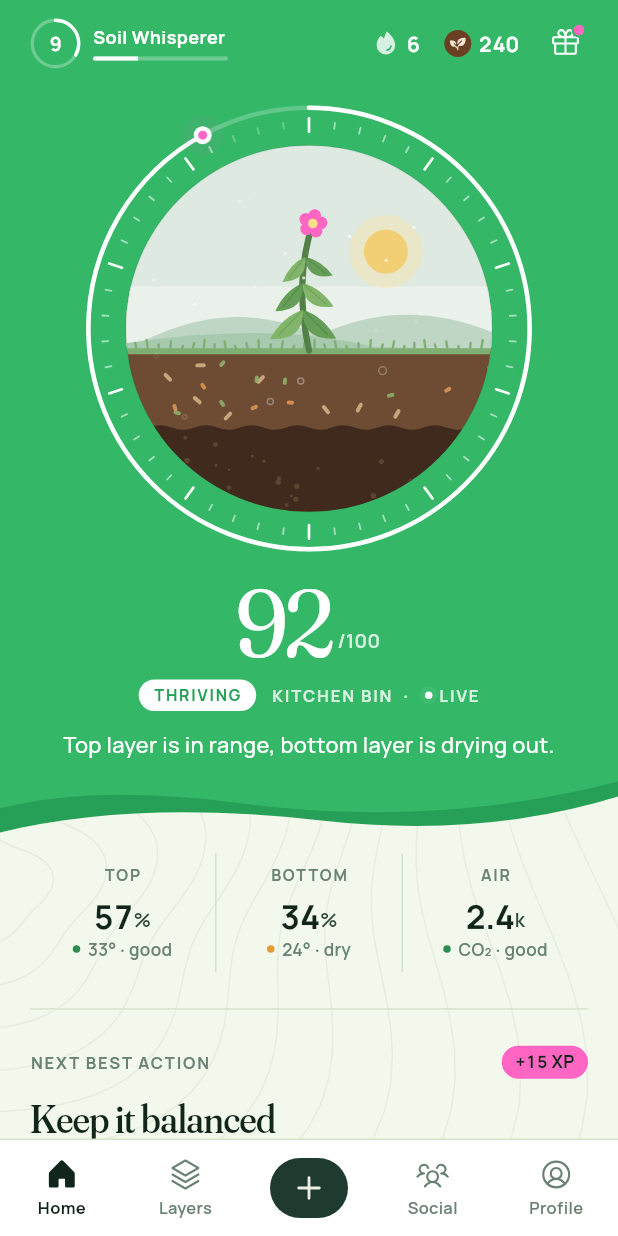
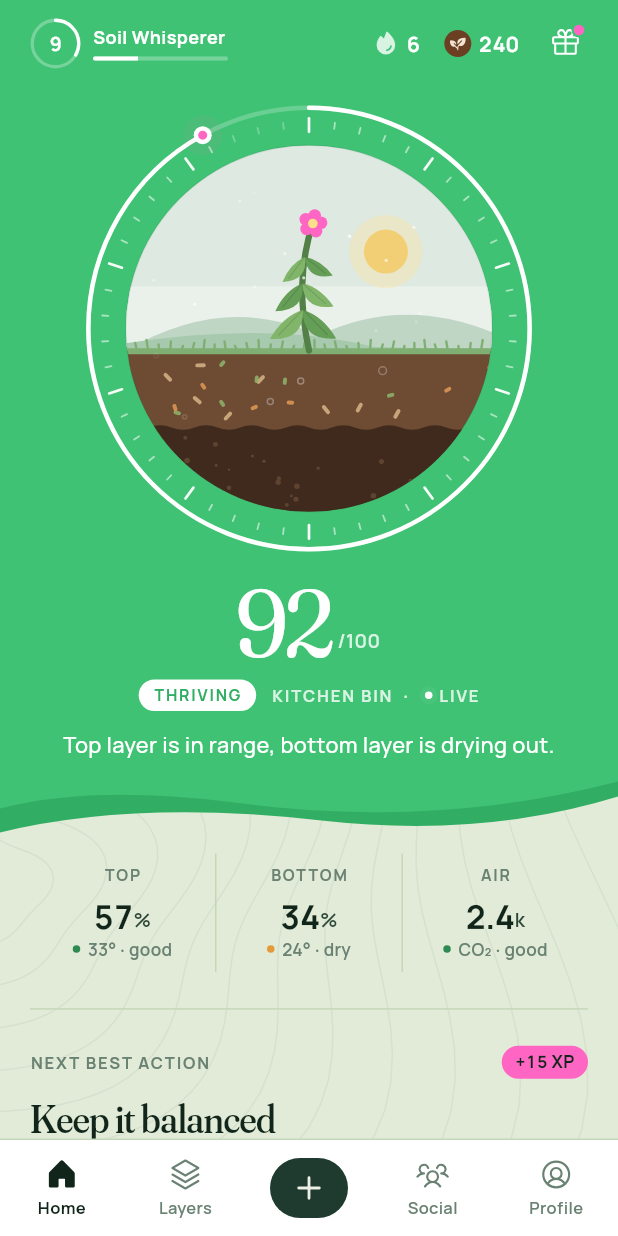
Before and after one commit to henryc08/Calmpost, a Flutter app: the screen it shows after launch, on a phone screen of 412 x 824 dp. Run offline on Flutter 3.47's test engine with Material 3 defaults, Android fonts, the phone set to English and light mode, and no system bars; our stand-ins replace flutter_animate, flutter_local_notifications, flutter_riverpod, phosphor_flutter.

Commit message:
style: lighter brand green (#40C274), #E1EBD8 background

```diff
--- a/app/lib/ui/tokens.dart
+++ b/app/lib/ui/tokens.dart
@@ -7,10 +7,10 @@ import '../domain/models.dart' show Rarity;
 /// No gradients, no glass, no purple.
 abstract final class C {
   // Surfaces
-  static const paper = Color(0xFFF2F8EC);
+  static const paper = Color(0xFFE1EBD8);
   static const surface = Color(0xFFFFFFFF);
-  static const sunk = Color(0xFFE0ECD6);
-  static const line = Color(0xFFD4E4C9);
+  static const sunk = Color(0xFFCFDDC3);
+  static const line = Color(0xFFC6D7B9);
 
   // Text
   static const ink = Color(0xFF11251A);
@@ -19,8 +19,8 @@ abstract final class C {
   static const faint = Color(0xFFA6BBAC);
 
   // Brand: the vivid band at the top of Home (and future hero moments)
-  static const brand = Color(0xFF34B868);
-  static const brandDeep = Color(0xFF26A057);
+  static const brand = Color(0xFF40C274);
+  static const brandDeep = Color(0xFF31AE63);
   static const onBrand = Color(0xFFFFFFFF);
   static const onBrandMuted = Color(0xCCFFFFFF);
 
```
Also changed, not shown: 4 other files.
